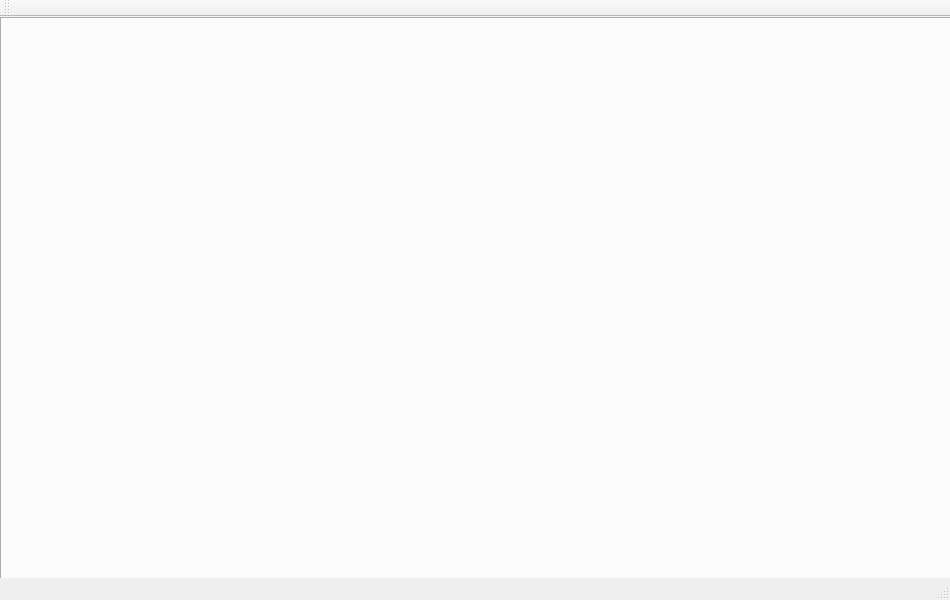
Old version of the form mainwindow.ui in the repository NTS2R/nts2r_evo_editor.
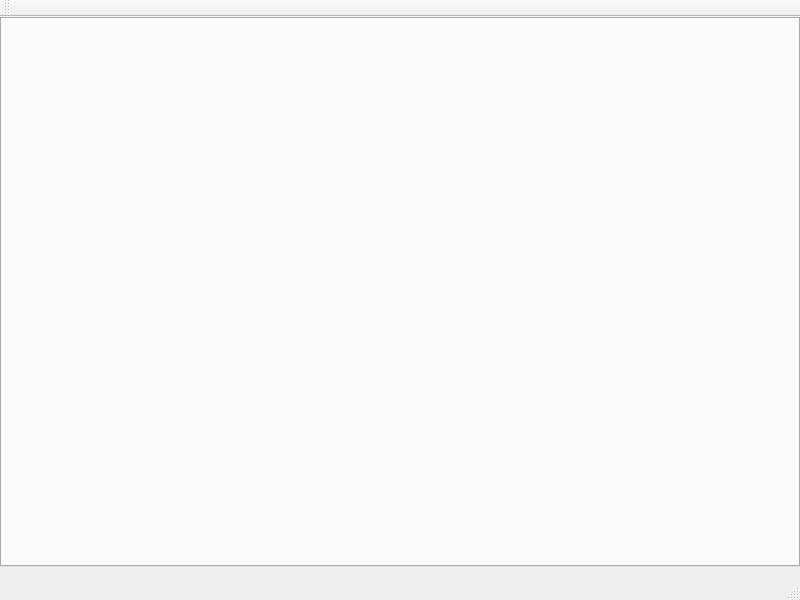
New version of the form.

What changed in the file:
```diff
--- a/mainwindow.ui
+++ b/mainwindow.ui
@@ -6,19 +6,19 @@
    <rect>
     <x>0</x>
     <y>0</y>
-    <width>950</width>
+    <width>800</width>
     <height>600</height>
    </rect>
   </property>
   <property name="minimumSize">
    <size>
-    <width>950</width>
+    <width>800</width>
     <height>600</height>
    </size>
   </property>
   <property name="maximumSize">
    <size>
-    <width>950</width>
+    <width>820</width>
     <height>600</height>
    </size>
   </property>
@@ -31,8 +31,8 @@
      <rect>
       <x>0</x>
       <y>0</y>
-      <width>971</width>
-      <height>621</height>
+      <width>800</width>
+      <height>550</height>
      </rect>
     </property>
     <property name="currentIndex">
```
Left out of the diff: 2 changed lines with no effect on the pictures.
